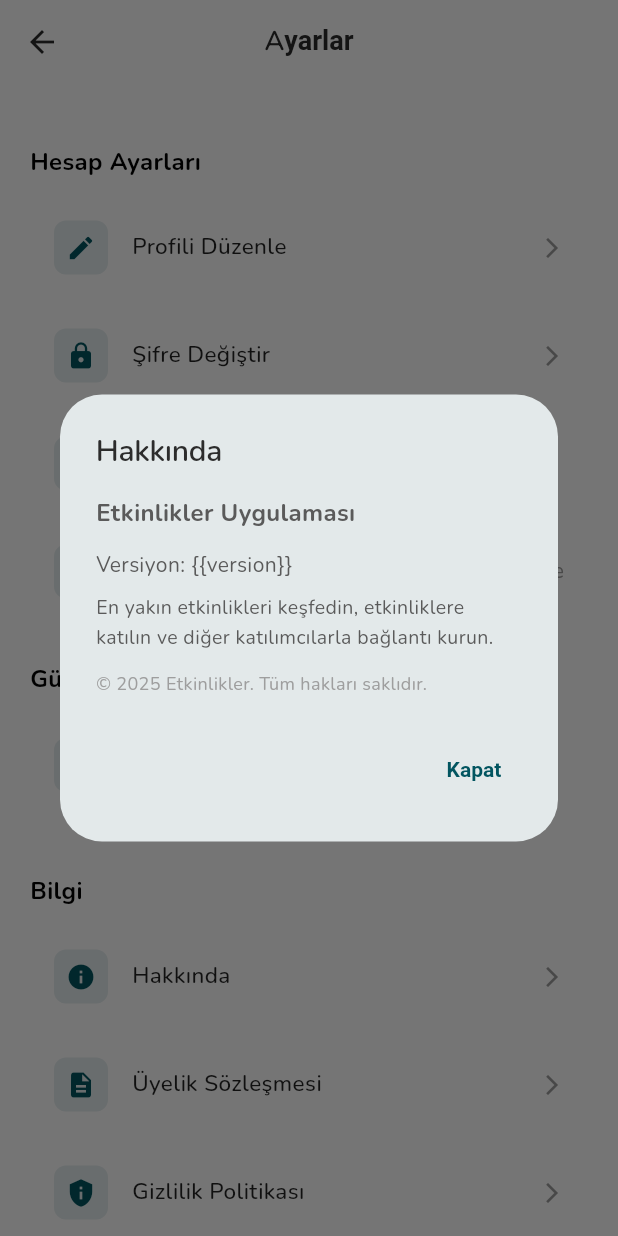
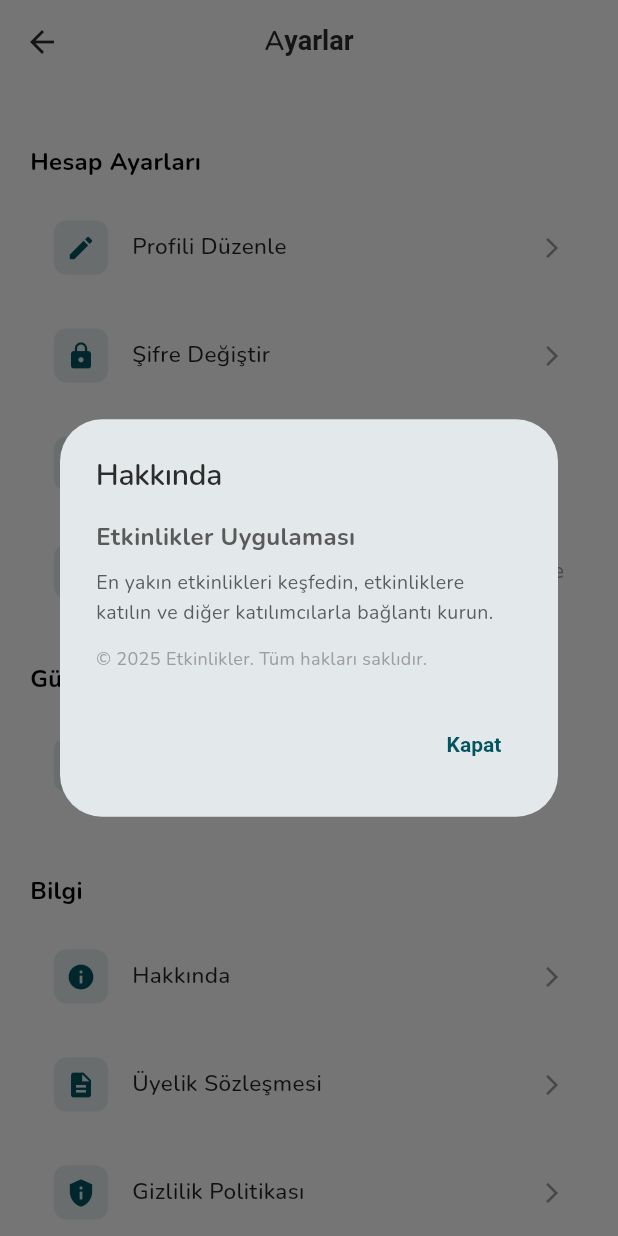
Before and after one commit to gorkemoa/events, a Flutter app: the SettingsPage screen opened by its route, after a tap on "Hakkında", on a phone screen of 412 x 824 dp. Run offline on Flutter 3.47's test engine with Material 3 defaults, Android fonts, the phone set to English and light mode, and no system bars; our stand-ins replace camera, convex_bottom_bar, device_info_plus, dio, firebase_core, firebase_messaging and 13 more; missing offline and left inert: device_calendar, gal, google_mlkit_barcode_scanning, google_mlkit_face_detection, qr_code_scanner, uni_links_platform_interface; accounts and stored records are empty; project files that could hold a hidden picture were left out.

Commit message:
feat: Remove version display from about section in settings page and update translations

```diff
--- a/assets/translations/en.json
+++ b/assets/translations/en.json
@@ -238,7 +238,6 @@
     "delete_final_button": "Yes, Delete",
     "about_title": "About",
     "about_app_name": "Events Application",
-    "about_version": "Version: 1.0.0",
     "about_description": "Discover nearby events, attend events and connect with other participants.",
     "about_copyright": "© 2025 Events. All rights reserved.",
     "language_title": "Select Language"
--- a/assets/translations/tr.json
+++ b/assets/translations/tr.json
@@ -237,10 +237,10 @@
     "delete_final_button": "Evet, Sil",
     "about_title": "Hakkında",
     "about_app_name": "Etkinlikler Uygulaması",
-    "about_version": "Versiyon: {{version}}",
     "about_description": "En yakın etkinlikleri keşfedin, etkinliklere katılın ve diğer katılımcılarla bağlantı kurun.",
     "about_copyright": "© 2025 Etkinlikler. Tüm hakları saklıdır.",
-    "menu_language": "Dil"
+    "menu_language": "Dil",
+    "language_title": "Dil Seçimi"
   },
   "notifications": {
     "title": "Bildirimler",
--- a/lib/views/profile/settings_page.dart
+++ b/lib/views/profile/settings_page.dart
@@ -447,11 +447,7 @@ class _SettingsPageState extends State<SettingsPage> {
                   fontWeight: FontWeight.bold,
                 ),
               ),
-              const SizedBox(height: 12),
-              Text(
-                context.tr('settings.about_version'),
-                style: const TextStyle(fontSize: 14),
-              ),
+
               const SizedBox(height: 8),
               Text(
                 context.tr('settings.about_description'),
```
